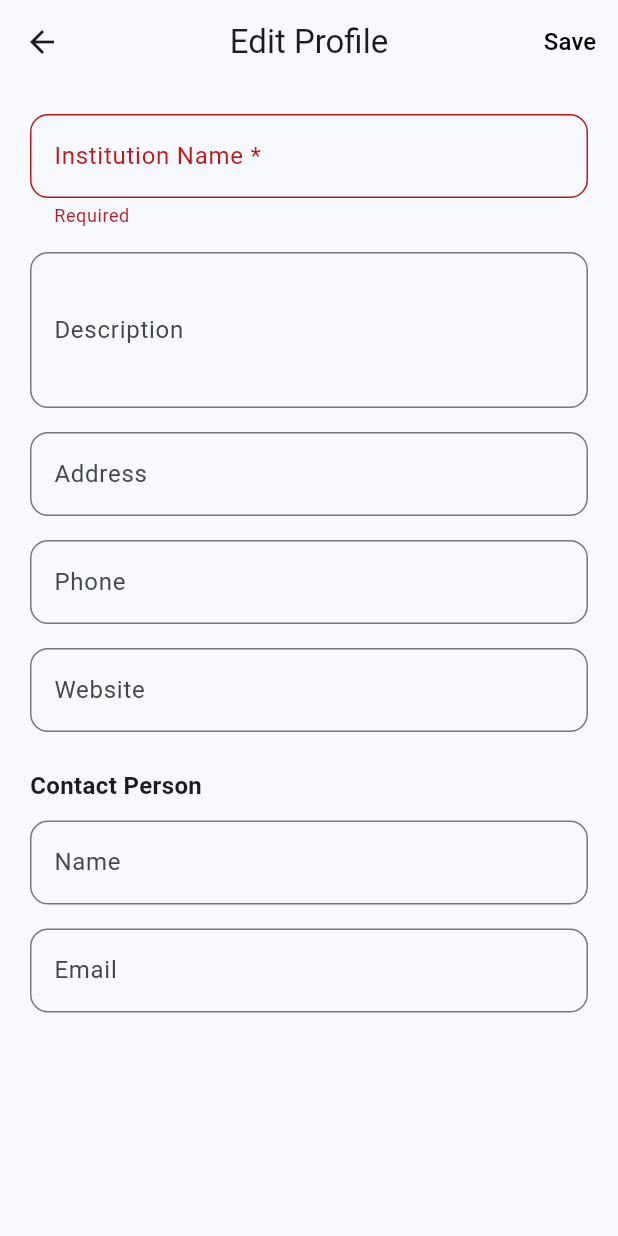
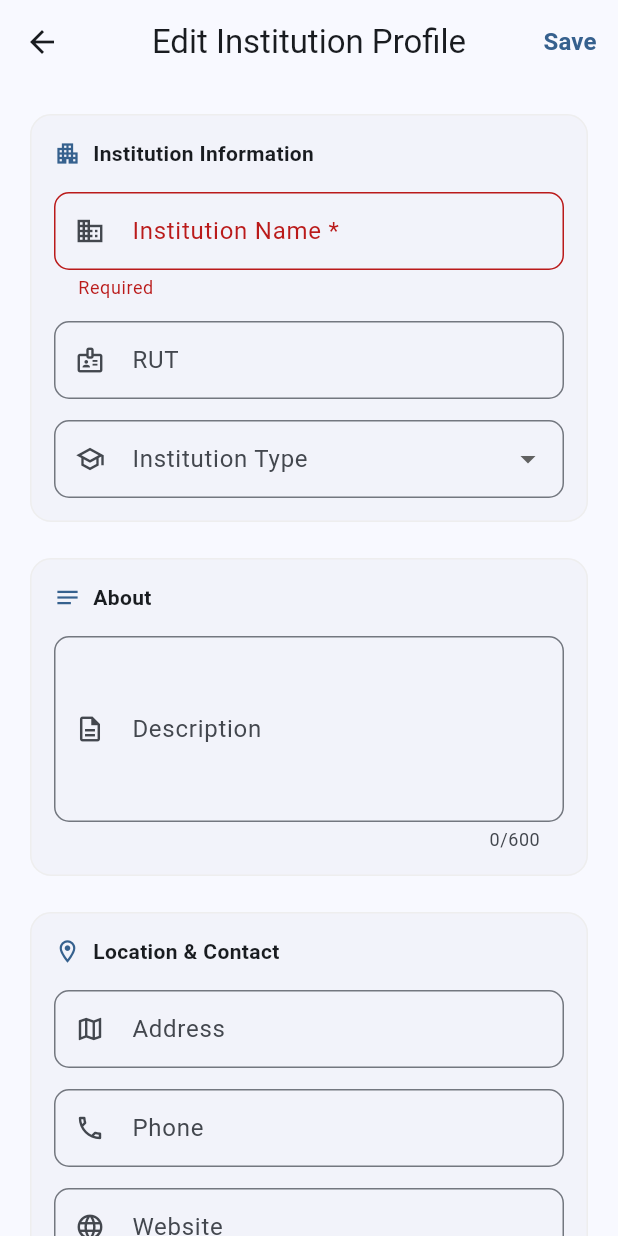
Before and after one commit to spcolonna/HeyTeacher, a Flutter app: the EditInstitutionProfileScreen screen opened directly, after a tap on "Save", on a phone screen of 412 x 824 dp. Run offline on Flutter 3.47's test engine with Material 3 defaults, Android fonts, the phone set to English and light mode, and no system bars; our stand-ins replace cached_network_image, cloud_firestore, file_picker, firebase_auth, firebase_core, firebase_messaging and 5 more; missing offline and left inert: extension_google_sign_in_as_googleapis_auth, googleapis; accounts and stored records are empty; generated files the repository leaves out were written again; network calls fail.

Commit message:
improve profile

```diff
--- a/lib/models/institution_profile.dart
+++ b/lib/models/institution_profile.dart
@@ -3,6 +3,8 @@ import 'package:cloud_firestore/cloud_firestore.dart';
 class InstitutionProfile {
   final String uid;
   final String institutionName;
+  final String? rut;
+  final String? institutionType;
   final String? description;
   final String? address;
   final String? phone;
@@ -10,11 +12,15 @@ class InstitutionProfile {
   final String? logoUrl;
   final String? contactPersonName;
   final String? contactPersonEmail;
+  final String? instagramUrl;
+  final String? facebookUrl;
   final DateTime createdAt;
 
   InstitutionProfile({
     required this.uid,
     required this.institutionName,
+    this.rut,
+    this.institutionType,
     this.description,
     this.address,
     this.phone,
@@ -22,14 +28,18 @@ class InstitutionProfile {
     this.logoUrl,
     this.contactPersonName,
     this.contactPersonEmail,
+    this.instagramUrl,
+    this.facebookUrl,
     required this.createdAt,
   });
 
   factory InstitutionProfile.fromFirestore(DocumentSnapshot doc) {
-    Map<String, dynamic> data = doc.data() as Map<String, dynamic>;
+    final data = doc.data() as Map<String, dynamic>;
     return InstitutionProfile(
       uid: doc.id,
       institutionName: data['institutionName'] ?? '',
+      rut: data['rut'],
+      institutionType: data['institutionType'],
       description: data['description'],
       address: data['address'],
       phone: data['phone'],
@@ -37,6 +47,8 @@ class InstitutionProfile {
       logoUrl: data['logoUrl'],
       contactPersonName: data['contactPersonName'],
       contactPersonEmail: data['contactPersonEmail'],
+      instagramUrl: data['instagramUrl'],
+      facebookUrl: data['facebookUrl'],
       createdAt: (data['createdAt'] as Timestamp).toDate(),
     );
   }
@@ -44,6 +56,8 @@ class InstitutionProfile {
   Map<String, dynamic> toMap() {
     return {
       'institutionName': institutionName,
+      'rut': rut,
+      'institutionType': institutionType,
       'description': description,
       'address': address,
       'phone': phone,
@@ -51,6 +65,8 @@ class InstitutionProfile {
       'logoUrl': logoUrl,
       'contactPersonName': contactPersonName,
       'contactPersonEmail': contactPersonEmail,
+      'instagramUrl': instagramUrl,
+      'facebookUrl': facebookUrl,
       'createdAt': Timestamp.fromDate(createdAt),
     };
   }
--- a/lib/screens/profile/edit_institution_profile_screen.dart
+++ b/lib/screens/profile/edit_institution_profile_screen.dart
@@ -1,9 +1,20 @@
+import 'package:cloud_firestore/cloud_firestore.dart';
 import 'package:flutter/material.dart';
 import 'package:provider/provider.dart';
+import 'package:url_launcher/url_launcher.dart';
+import '../../models/institution_profile.dart';
 import '../../providers/auth_provider.dart';
-import '../../models/institution_profile.dart';
 import '../../services/firestore_wrapper.dart';
-import 'package:cloud_firestore/cloud_firestore.dart';
+
+const _kInstitutionTypes = [
+  'Private school',
+  'Public school',
+  'Bilingual school',
+  'Language institute',
+  'University',
+  'Tutoring center',
+  'Other',
+];
 
 class EditInstitutionProfileScreen extends StatefulWidget {
   const EditInstitutionProfileScreen({super.key});
@@ -22,13 +33,18 @@ class _EditInstitutionProfileScreenState
 
   InstitutionProfile? _profile;
 
-  final _institutionNameController = TextEditingController();
-  final _descriptionController = TextEditingController();
-  final _addressController = TextEditingController();
-  final _phoneController = TextEditingController();
-  final _websiteController = TextEditingController();
-  final _contactPersonController = TextEditingController();
-  final _contactEmailController = TextEditingController();
+  final _nameCtrl = TextEditingController();
+  final _rutCtrl = TextEditingController();
+  final _descCtrl = TextEditingController();
+  final _addressCtrl = TextEditingController();
+  final _phoneCtrl = TextEditingController();
+  final _websiteCtrl = TextEditingController();
+  final _contactNameCtrl = TextEditingController();
+  final _contactEmailCtrl = TextEditingController();
+  final _instagramCtrl = TextEditingController();
+  final _facebookCtrl = TextEditingController();
+
+  String? _selectedType;
 
   @override
   void initState() {
@@ -38,13 +54,16 @@ class _EditInstitutionProfileScreenState
 
   @override
   void dispose() {
-    _institutionNameController.dispose();
-    _descriptionController.dispose();
-    _addressController.dispose();
-    _phoneController.dispose();
-    _websiteController.dispose();
-    _contactPersonController.dispose();
-    _contactEmailController.dispose();
+    _nameCtrl.dispose();
+    _rutCtrl.dispose();
+    _descCtrl.dispose();
+    _addressCtrl.dispose();
+    _phoneCtrl.dispose();
+    _websiteCtrl.dispose();
+    _contactNameCtrl.dispose();
+    _contactEmailCtrl.dispose();
+    _instagramCtrl.dispose();
+    _facebookCtrl.dispose();
     super.dispose();
   }
 
@@ -53,25 +72,28 @@ class _EditInstitutionProfileScreenState
     if (user == null) return;
 
     try {
-      DocumentSnapshot doc =
+      final doc =
           await FirestoreWrapper.getDocument('institution_profiles', user.uid);
 
       if (doc.exists) {
         _profile = InstitutionProfile.fromFirestore(doc);
-        _institutionNameController.text = _profile!.institutionName;
-        _descriptionController.text = _profile!.description ?? '';
-        _addressController.text = _profile!.address ?? '';
-        _phoneController.text = _profile!.phone ?? '';
-        _websiteController.text = _profile!.website ?? '';
-        _contactPersonController.text = _profile!.contactPersonName ?? '';
-        _contactEmailController.text = _profile!.contactPersonEmail ?? '';
+        _nameCtrl.text = _profile!.institutionName;
+        _rutCtrl.text = _profile!.rut ?? '';
+        _descCtrl.text = _profile!.description ?? '';
+        _addressCtrl.text = _profile!.address ?? '';
+        _phoneCtrl.text = _profile!.phone ?? '';
+        _websiteCtrl.text = _profile!.website ?? '';
+        _contactNameCtrl.text = _profile!.contactPersonName ?? '';
+        _contactEmailCtrl.text = _profile!.contactPersonEmail ?? '';
+        _instagramCtrl.text = _profile!.instagramUrl ?? '';
+        _facebookCtrl.text = _profile!.facebookUrl ?? '';
+        _selectedType = _profile!.institutionType;
       } else {
-        // Inicializar con datos del user
-        _institutionNameController.text = user.displayName;
-        _contactEmailController.text = user.email;
+        _nameCtrl.text = user.displayName;
+        _contactEmailCtrl.text = user.email;
       }
     } catch (e) {
-      print('Error loading profile: $e');
+      // ignore
     } finally {
       setState(() => _isLoading = false);
     }
@@ -79,34 +101,27 @@ class _EditInstitutionProfileScreenState
 
   Future<void> _saveProfile() async {
     if (!_formKey.currentState!.validate()) return;
-
     final user = Provider.of<AuthProvider>(context, listen: false).currentUser;
     if (user == null) return;
 
     setState(() => _isSaving = true);
 
     try {
+      String? _n(String v) => v.trim().isEmpty ? null : v.trim();
+
       final profile = InstitutionProfile(
         uid: user.uid,
-        institutionName: _institutionNameController.text.trim(),
-        description: _descriptionController.text.trim().isEmpty
-            ? null
-            : _descriptionController.text.trim(),
-        address: _addressController.text.trim().isEmpty
-            ? null
-            : _addressController.text.trim(),
-        phone: _phoneController.text.trim().isEmpty
-            ? null
-            : _phoneController.text.trim(),
-        website: _websiteController.text.trim().isEmpty
-            ? null
-            : _websiteController.text.trim(),
-        contactPersonName: _contactPersonController.text.trim().isEmpty
-            ? null
-            : _contactPersonController.text.trim(),
-        contactPersonEmail: _contactEmailController.text.trim().isEmpty
-            ? null
-            : _contactEmailController.text.trim(),
+        institutionName: _nameCtrl.text.trim(),
+        rut: _n(_rutCtrl.text),
+        institutionType: _selectedType,
+        description: _n(_descCtrl.text),
+        address: _n(_addressCtrl.text),
+        phone: _n(_phoneCtrl.text),
+        website: _n(_websiteCtrl.text),
+        contactPersonName: _n(_contactNameCtrl.text),
+        contactPersonEmail: _n(_contactEmailCtrl.text),
+        instagramUrl: _n(_instagramCtrl.text),
+        facebookUrl: _n(_facebookCtrl.text),
         logoUrl: _profile?.logoUrl,
         createdAt: _profile?.createdAt ?? DateTime.now(),
       );
@@ -115,22 +130,18 @@ class _EditInstitutionProfileScreenState
           'institution_profiles', user.uid, profile.toMap());
 
       if (!mounted) return;
-
       ScaffoldMessenger.of(context).showSnackBar(
         const SnackBar(
             content: Text('Profile saved successfully!'),
-          backgroundColor: Colors.green,
-        ),
+            backgroundColor: Colors.green),
       );
-
       Navigator.pop(context);
     } catch (e) {
       if (!mounted) return;
       ScaffoldMessenger.of(context).showSnackBar(
         SnackBar(
             content: Text('Error saving profile: $e'),
-          backgroundColor: Colors.red,
-        ),
+            backgroundColor: Colors.red),
       );
     } finally {
       if (mounted) setState(() => _isSaving = false);
@@ -140,14 +151,12 @@ class _EditInstitutionProfileScreenState
   @override
   Widget build(BuildContext context) {
     if (_isLoading) {
-      return const Scaffold(
-        body: Center(child: CircularProgressIndicator()),
-      );
+      return const Scaffold(body: Center(child: CircularProgressIndicator()));
     }
 
     return Scaffold(
       appBar: AppBar(
-        title: const Text('Edit Profile'),
+        title: const Text('Edit Institution Profile'),
         actions: [
           TextButton(
             onPressed: _isSaving ? null : _saveProfile,
@@ -155,97 +164,209 @@ class _EditInstitutionProfileScreenState
                 ? const SizedBox(
                     width: 20,
                     height: 20,
-                    child: CircularProgressIndicator(
-                        strokeWidth: 2, color: Colors.black),
+                    child: CircularProgressIndicator(strokeWidth: 2),
                   )
                 : const Text('Save',
-                    style: TextStyle(color: Colors.black, fontSize: 16)),
+                    style: TextStyle(fontWeight: FontWeight.bold, fontSize: 16)),
           ),
         ],
       ),
       body: Form(
         key: _formKey,
         child: ListView(
-          padding: const EdgeInsets.all(20),
+          padding: const EdgeInsets.fromLTRB(16, 16, 16, 40),
+          children: [
+            _buildSection(
+              icon: Icons.apartment,
+              title: 'Institution Information',
+              children: [
+                _field(
+                  controller: _nameCtrl,
+                  label: 'Institution Name *',
+                  icon: Icons.business,
+                  validator: (v) =>
+                      v == null || v.trim().isEmpty ? 'Required' : null,
+                ),
+                const SizedBox(height: 14),
+                _field(
+                  controller: _rutCtrl,
+                  label: 'RUT',
+                  icon: Icons.badge_outlined,
+                  hint: 'e.g. 21.234.567-8',
+                  keyboardType: TextInputType.number,
+                ),
+                const SizedBox(height: 14),
+                DropdownButtonFormField<String>(
+                  value: _selectedType,
+                  decoration: _inputDecoration('Institution Type', Icons.school_outlined),
+                  items: _kInstitutionTypes
+                      .map((t) => DropdownMenuItem(value: t, child: Text(t)))
+                      .toList(),
+                  onChanged: (v) => setState(() => _selectedType = v),
+                ),
+              ],
+            ),
+            const SizedBox(height: 16),
+            _buildSection(
+              icon: Icons.notes,
+              title: 'About',
               children: [
                 TextFormField(
-              controller: _institutionNameController,
-              decoration: InputDecoration(
-                labelText: 'Institution Name *',
-                border:
-                    OutlineInputBorder(borderRadius: BorderRadius.circular(12)),
+                  controller: _descCtrl,
+                  maxLines: 4,
+                  maxLength: 600,
+                  decoration: _inputDecoration(
+                      'Description', Icons.description_outlined,
+                      hint: 'Tell teachers about your institution…'),
                 ),
-              validator: (v) => v?.isEmpty ?? true ? 'Required' : null,
+              ],
             ),
             const SizedBox(height: 16),
-            TextFormField(
-              controller: _descriptionController,
-              maxLines: 3,
-              decoration: InputDecoration(
-                labelText: 'Description',
-                hintText: 'Tell us about your institution...',
-                border:
-                    OutlineInputBorder(borderRadius: BorderRadius.circular(12)),
+            _buildSection(
+              icon: Icons.location_on_outlined,
+              title: 'Location & Contact',
+              children: [
+                _field(
+                  controller: _addressCtrl,
+                  label: 'Address',
+                  icon: Icons.map_outlined,
+                  hint: 'Street, city, department',
                 ),
+                const SizedBox(height: 14),
+                _field(
+                  controller: _phoneCtrl,
+                  label: 'Phone',
+                  icon: Icons.phone_outlined,
+                  keyboardType: TextInputType.phone,
+                ),
+                const SizedBox(height: 14),
+                _field(
+                  controller: _websiteCtrl,
+                  label: 'Website',
+                  icon: Icons.language,
+                  hint: 'https://…',
+                  keyboardType: TextInputType.url,
+                  suffix: _websiteCtrl.text.isNotEmpty
+                      ? IconButton(
+                          icon: const Icon(Icons.open_in_new, size: 18),
+                          onPressed: () async {
+                            final url = Uri.tryParse(_websiteCtrl.text.trim());
+                            if (url != null) {
+                              await launchUrl(url,
+                                  mode: LaunchMode.externalApplication);
+                            }
+                          },
+                        )
+                      : null,
+                ),
+              ],
             ),
             const SizedBox(height: 16),
-            TextFormField(
-              controller: _addressController,
-              decoration: InputDecoration(
-                labelText: 'Address',
-                border:
-                    OutlineInputBorder(borderRadius: BorderRadius.circular(12)),
+            _buildSection(
+              icon: Icons.share_outlined,
+              title: 'Social Media',
+              children: [
+                _field(
+                  controller: _instagramCtrl,
+                  label: 'Instagram',
+                  icon: Icons.camera_alt_outlined,
+                  hint: 'https://instagram.com/…',
+                  keyboardType: TextInputType.url,
                 ),
+                const SizedBox(height: 14),
+                _field(
+                  controller: _facebookCtrl,
+                  label: 'Facebook',
+                  icon: Icons.facebook_outlined,
+                  hint: 'https://facebook.com/…',
+                  keyboardType: TextInputType.url,
+                ),
+              ],
             ),
             const SizedBox(height: 16),
-            TextFormField(
-              controller: _phoneController,
-              decoration: InputDecoration(
-                labelText: 'Phone',
-                border:
-                    OutlineInputBorder(borderRadius: BorderRadius.circular(12)),
+            _buildSection(
+              icon: Icons.person_outline,
+              title: 'Contact Person',
+              children: [
+                _field(
+                  controller: _contactNameCtrl,
+                  label: 'Name',
+                  icon: Icons.person_outline,
                 ),
-              keyboardType: TextInputType.phone,
-            ),
-            const SizedBox(height: 16),
-            TextFormField(
-              controller: _websiteController,
-              decoration: InputDecoration(
-                labelText: 'Website',
-                hintText: 'https://...',
-                border:
-                    OutlineInputBorder(borderRadius: BorderRadius.circular(12)),
-              ),
-              keyboardType: TextInputType.url,
-            ),
-            const SizedBox(height: 24),
-            const Text(
-              'Contact Person',
-              style: TextStyle(fontWeight: FontWeight.bold, fontSize: 16),
-            ),
-            const SizedBox(height: 12),
-            TextFormField(
-              controller: _contactPersonController,
-              decoration: InputDecoration(
-                labelText: 'Name',
-                border:
-                    OutlineInputBorder(borderRadius: BorderRadius.circular(12)),
-              ),
-            ),
-            const SizedBox(height: 16),
-            TextFormField(
-              controller: _contactEmailController,
-              decoration: InputDecoration(
-                labelText: 'Email',
-                border:
-                    OutlineInputBorder(borderRadius: BorderRadius.circular(12)),
-              ),
+                const SizedBox(height: 14),
+                _field(
+                  controller: _contactEmailCtrl,
+                  label: 'Email',
+                  icon: Icons.email_outlined,
                   keyboardType: TextInputType.emailAddress,
                 ),
-            const SizedBox(height: 32),
+              ],
+            ),
           ],
         ),
       ),
     );
   }
+
+  Widget _buildSection({
+    required IconData icon,
+    required String title,
+    required List<Widget> children,
+  }) {
+    return Card(
+      elevation: 0,
+      shape: RoundedRectangleBorder(
+        borderRadius: BorderRadius.circular(14),
+        side: BorderSide(color: Colors.grey.shade200),
+      ),
+      child: Padding(
+        padding: const EdgeInsets.all(16),
+        child: Column(
+          crossAxisAlignment: CrossAxisAlignment.start,
+          children: [
+            Row(children: [
+              Icon(icon, size: 18, color: Theme.of(context).colorScheme.primary),
+              const SizedBox(width: 8),
+              Text(title,
+                  style: const TextStyle(
+                      fontSize: 14, fontWeight: FontWeight.bold)),
+            ]),
+            const SizedBox(height: 16),
+            ...children,
+          ],
+        ),
+      ),
+    );
   }
+
+  Widget _field({
+    required TextEditingController controller,
+    required String label,
+    required IconData icon,
+    String? hint,
+    TextInputType? keyboardType,
+    String? Function(String?)? validator,
+    Widget? suffix,
+  }) {
+    return TextFormField(
+      controller: controller,
+      keyboardType: keyboardType,
+      validator: validator,
+      onChanged: (_) => setState(() {}),
+      decoration: _inputDecoration(label, icon, hint: hint, suffix: suffix),
+    );
+  }
+
+  InputDecoration _inputDecoration(String label, IconData icon,
+      {String? hint, Widget? suffix}) {
+    return InputDecoration(
+      labelText: label,
+      hintText: hint,
+      prefixIcon: Icon(icon, size: 20),
+      suffixIcon: suffix,
+      border: OutlineInputBorder(borderRadius: BorderRadius.circular(10)),
+      contentPadding:
+          const EdgeInsets.symmetric(horizontal: 12, vertical: 14),
+    );
+  }
+}
--- a/pubspec.yaml
+++ b/pubspec.yaml
@@ -1,7 +1,7 @@
 name: hey_teacher_app
 description: Platform for English teachers in Uruguay
 publish_to: 'none'
-version: 1.0.0+6
+version: 1.0.0+7
 
 environment:
   sdk: '>=3.0.0 <4.0.0'
```
Also changed, not shown: lib/screens/jobs/teacher_profile_detail_screen.dart (+70 -64 lines). Lines whose indentation alone changed are shown as unchanged.
